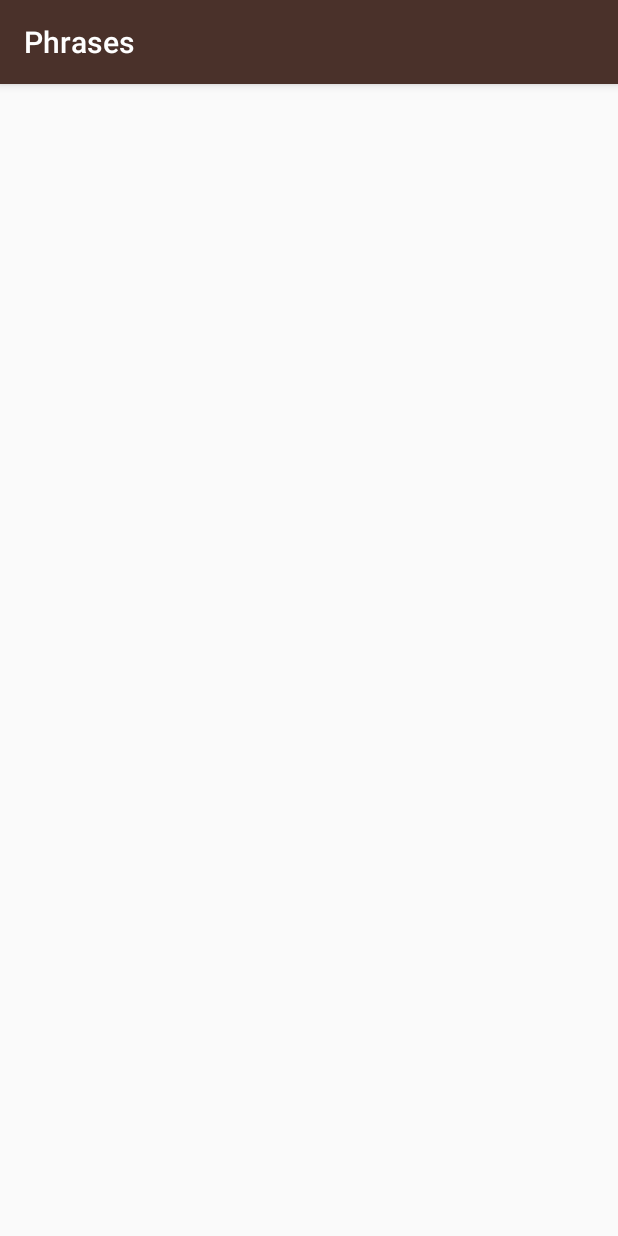
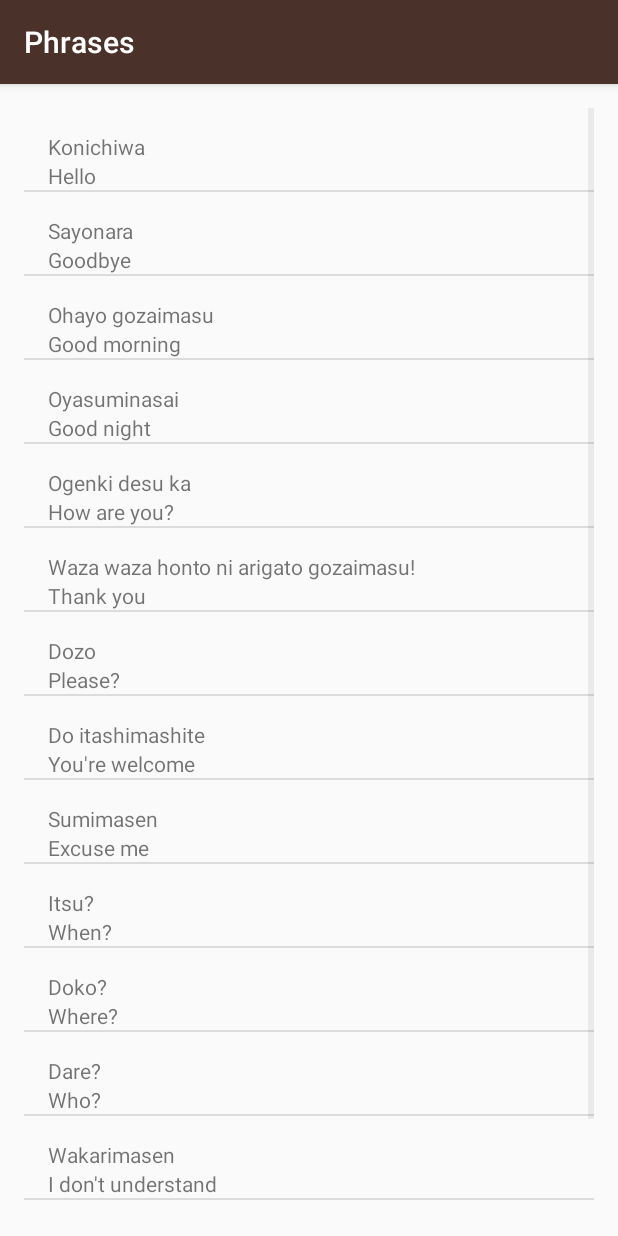
Before and after one commit to 6nguyen/Hanasu_App, an Android app: the PhrasesActivity screen opened directly, with no data from a screen before it, on a phone screen of 412 x 824 dp. Run offline under Robolectric (Android 15) with nearby library versions, the phone set to English and light mode, and no system bars.

Commit message:
Add japanese phrases and corresponding xml file to display WordAdapter list

```diff
--- a/app/src/main/java/com/example/android/miwok/PhrasesActivity.java
+++ b/app/src/main/java/com/example/android/miwok/PhrasesActivity.java
@@ -2,6 +2,9 @@ package com.example.android.miwok;
 
 import android.support.v7.app.AppCompatActivity;
 import android.os.Bundle;
+import android.widget.ListView;
+
+import java.util.ArrayList;
 
 public class PhrasesActivity extends AppCompatActivity {
 
@@ -9,5 +12,28 @@ public class PhrasesActivity extends AppCompatActivity {
     protected void onCreate(Bundle savedInstanceState) {
         super.onCreate(savedInstanceState);
         setContentView(R.layout.activity_phrases);
+
+        ArrayList<Word> words = new ArrayList<Word>();
+
+        words.add(new Word("Hello", "Konichiwa"));
+        words.add(new Word("Goodbye", "Sayonara"));
+        words.add(new Word("Good morning", "Ohayo gozaimasu"));
+        words.add(new Word("Good night", "Oyasuminasai"));
+        words.add(new Word("How are you?", "Ogenki desu ka"));
+        words.add(new Word("Thank you", "Waza waza honto ni arigato gozaimasu!"));
+        words.add(new Word("Please?", "Dozo"));
+        words.add(new Word("You're welcome", "Do itashimashite"));
+        words.add(new Word("Excuse me", "Sumimasen"));
+        words.add(new Word("When?", "Itsu?"));
+        words.add(new Word("Where?", "Doko?"));
+        words.add(new Word("Who?", "Dare?"));
+        words.add(new Word("I don't understand", "Wakarimasen"));
+        words.add(new Word("How much is it?", "Ikura desu ka?"));
+        words.add(new Word("Where is the toilet?", "Toire wa doko desu ka?"));
+
+        // Adding a WordAdapter list of word pairs with dividers
+        WordAdapter adapter = new WordAdapter(this, words);
+        ListView listView = (ListView) findViewById(R.id.list);
+        listView.setAdapter(adapter);
     }
 }
--- a/app/src/main/res/layout/activity_phrases.xml
+++ b/app/src/main/res/layout/activity_phrases.xml
@@ -1,13 +1,12 @@
 <?xml version="1.0" encoding="utf-8"?>
-<RelativeLayout xmlns:android="http://schemas.android.com/apk/res/android"
+<ListView xmlns:android="http://schemas.android.com/apk/res/android"
     xmlns:tools="http://schemas.android.com/tools"
-    android:id="@+id/activity_phrases"
+    android:id="@+id/list"
+    android:orientation="vertical"
     android:layout_width="match_parent"
     android:layout_height="match_parent"
     android:paddingBottom="@dimen/activity_vertical_margin"
     android:paddingLeft="@dimen/activity_horizontal_margin"
     android:paddingRight="@dimen/activity_horizontal_margin"
     android:paddingTop="@dimen/activity_vertical_margin"
-    tools:context="com.example.android.miwok.PhrasesActivity">
-
-</RelativeLayout>
+    tools:context="com.example.android.miwok.NumbersActivity"/>
```
